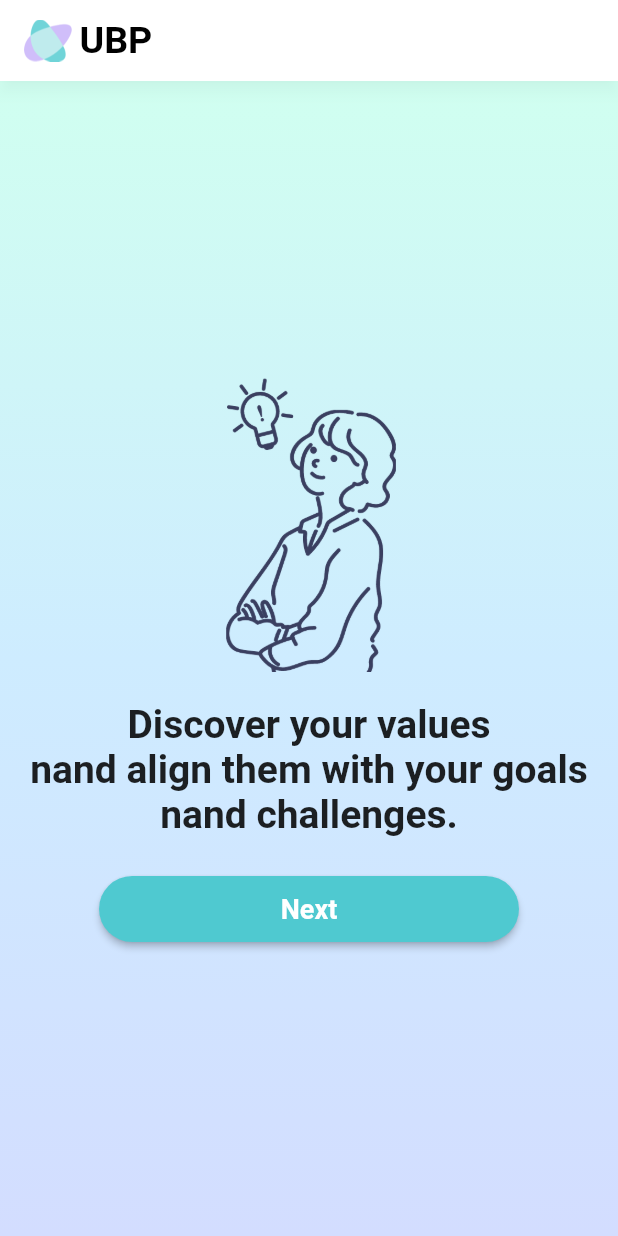
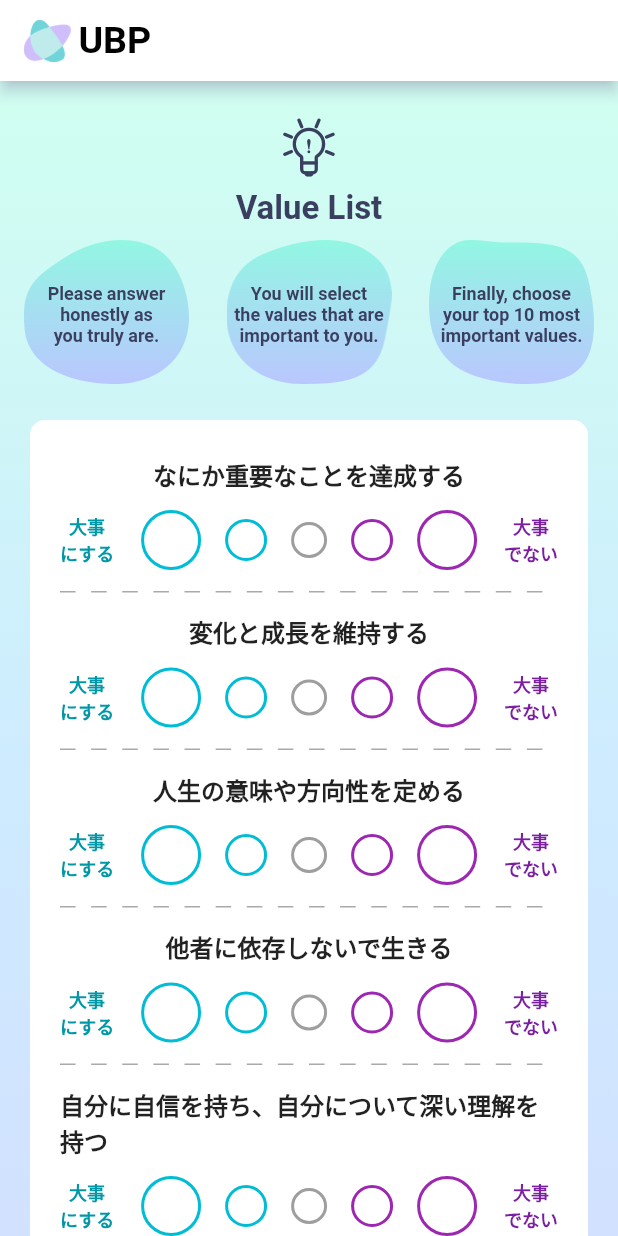
Before and after one commit to sghh02/value-list, a Flutter app: the screen it shows after launch, after a tap on "Next", on a phone screen of 412 x 824 dp. Run offline on Flutter 3.47's test engine with Material 2 defaults, Android fonts, the phone set to English and light mode, and no system bars; our stand-ins replace flutter_riverpod, go_router; generated files the repository leaves out were written again.

Commit message:
#6 価値観選定画面の作成

```diff
--- a/lib/l10n/app_en.arb
+++ b/lib/l10n/app_en.arb
@@ -1,5 +1,9 @@
 {
   "title": "UBP",
-  "first_page_main_text": "Discover your values\nnand align them with your goals\nnand challenges.",
-  "first_page_button_text": "Next"
+  "first_page_main_text": "Discover your values\nand align them with your goals\nand challenges.",
+  "first_page_button_text": "Next",
+  "value_selection_page_title": "Value List",
+  "value_selection_page_description_1": "Please answer\nhonestly as\nyou truly are.",
+  "value_selection_page_description_2": "You will select\nthe values that are\nimportant to you.",
+  "value_selection_page_description_3": "Finally, choose\nyour top 10 most\nimportant values."
 }
--- a/lib/l10n/app_ja.arb
+++ b/lib/l10n/app_ja.arb
@@ -1,5 +1,9 @@
 {
   "title": "UBP",
   "first_page_main_text": "自分の価値観を知り\nそれに沿って悩みや目標に\n向き合ってみましょう",
-  "first_page_button_text": "進む"
+  "first_page_button_text": "進む",
+  "value_selection_page_title": "価値観リスト",
+  "value_selection_page_description_1": "ありのままの\n自分で正直に回答\nしてください。",
+  "value_selection_page_description_2": "自分にとって大事\nな価値観を選択\nしていきます。",
+  "value_selection_page_description_3": "最後に大事な価値\n観の中で1〜10位\nまでを選びます。"
 }
--- a/lib/main.dart
+++ b/lib/main.dart
@@ -1,30 +1,21 @@
 import 'package:flutter/material.dart';
 import 'package:flutter_gen/gen_l10n/app_localizations.dart';
 import 'package:flutter_localizations/flutter_localizations.dart';
-import 'package:go_router/go_router.dart';
+import 'package:flutter_riverpod/flutter_riverpod.dart';
 import 'package:valuelist/utils/theme.dart';
 
-import 'views/pages/value_list/FirstPage.dart';
+import 'navigation/router.dart';
 
 void main() {
-  runApp(const MyApp());
+  runApp(const ProviderScope(child: MyApp()));
 }
 
-class MyApp extends StatelessWidget {
+class MyApp extends ConsumerWidget {
   const MyApp({super.key});
 
   @override
-  Widget build(BuildContext context) {
-    /// ルーティング設定
-    final router = GoRouter(
-      routes: [
-        GoRoute(
-          path: '/',
-          builder: (context, state) => const FirstPage(),
-        ),
-        // 他のルートを追加する場合
-      ],
-    );
+  Widget build(BuildContext context, WidgetRef ref) {
+    final router = ref.watch(routerProvider);
 
     return MaterialApp.router(
       routerConfig: router,
--- /dev/null
+++ b/lib/navigation/route_paths.dart
@@ -0,0 +1,5 @@
+class RoutePaths {
+  static const String home = '/';
+  static const String firstPage = '/first_page';
+  static const String valueSelectionPage = '/value_selection_page';
+}
--- /dev/null
+++ b/lib/navigation/router.dart
@@ -0,0 +1,42 @@
+import 'package:flutter_riverpod/flutter_riverpod.dart';
+import 'package:go_router/go_router.dart';
+import 'package:valuelist/navigation/route_paths.dart';
+import 'package:valuelist/views/pages/value_list/value_selection_page.dart';
+
+import '../views/pages/value_list/first_page.dart';
+
+final routerProvider = Provider<GoRouter>((ref) {
+  return GoRouter(
+    routes: [
+      GoRoute(
+        path: RoutePaths.home,
+        builder: (context, state) => const FirstPage(),
+      ),
+      GoRoute(
+        path: RoutePaths.firstPage,
+        builder: (context, state) => const FirstPage(),
+      ),
+      GoRoute(
+        path: RoutePaths.valueSelectionPage,
+        builder: (context, state) => const ValueSelectionPage(),
+      ),
+    ],
+    // redirect: (context, state) {
+    //   // プロバイダから認証状態を監視
+    //   final isLoggedIn = ref.read(authProvider);
+    //
+    //   // 未認証のユーザーが認証が必要なページに行こうとした場合、ログインページにリダイレクト
+    //   final loggingIn = state.subloc == RoutePaths.login;
+    //   if (!isLoggedIn && !loggingIn) {
+    //     return RoutePaths.login;
+    //   }
+    //
+    //   // 認証済みのユーザーがログインページに行こうとした場合、ホームにリダイレクト
+    //   if (isLoggedIn && loggingIn) {
+    //     return RoutePaths.home;
+    //   }
+    //
+    //   return null; // それ以外はリダイレクトしない
+    // },
+  );
+});
--- a/lib/utils/assets.dart
+++ b/lib/utils/assets.dart
@@ -1,4 +1,8 @@
 class Assets {
   static const String logo = 'assets/images/logo.png';
   static const String humanImg = 'assets/images/human-img.png';
+  static const String lamp = 'assets/images/lamp.png';
+  static const String frame1 = 'assets/images/frame-1.png';
+  static const String frame2 = 'assets/images/frame-2.png';
+  static const String frame3 = 'assets/images/frame-3.png';
 }
--- a/lib/utils/theme.dart
+++ b/lib/utils/theme.dart
@@ -1,17 +1,11 @@
 import 'package:flutter/material.dart';
 
 class AppTheme {
-  static const Color headerDropShadowColor = Color(0x29000000);
-  static const Color backgroundTopColor = Color(0xFFD0FFF0);
-  static const Color backgroundIntermediateColor = Color(0xFFCEECFF);
-  static const Color backgroundBottomColor = Color(0xFFD3DDFF);
-  static const Color buttonColor = Color(0xFF4FC9D0);
-
   static final ThemeData lightTheme = ThemeData(
     appBarTheme: const AppBarTheme(
       backgroundColor: Colors.white,
       elevation: 4.0,
-      shadowColor: headerDropShadowColor,
+      shadowColor: AppColors.backgroundBottomColor,
       centerTitle: true,
       titleTextStyle: TextStyle(
         fontSize: 25,
@@ -22,7 +16,7 @@ class AppTheme {
     elevatedButtonTheme: ElevatedButtonThemeData(
       style: ElevatedButton.styleFrom(
         foregroundColor: Colors.white,
-        backgroundColor: buttonColor,
+        backgroundColor: AppColors.buttonColor,
         minimumSize: const Size(280, 44),
         shape: RoundedRectangleBorder(
           borderRadius: BorderRadius.circular(34),
@@ -36,3 +30,15 @@ class AppTheme {
     ),
   );
 }
+
+class AppColors {
+  static const Color headerDropShadowColor = Color(0x29000000);
+  static const Color backgroundTopColor = Color(0xFFD0FFF0);
+  static const Color backgroundIntermediateColor = Color(0xFFCEECFF);
+  static const Color backgroundBottomColor = Color(0xFFD3DDFF);
+  static const Color buttonColor = Color(0xFF4FC9D0);
+  static const Color textColor = Color(0xFF3A3F60);
+  static const Color valueSelectionPageTitleColor = textColor;
+  static const Color valueSelectionPageDescriptionTextColor = textColor;
+  static const Color valuelistTitleTextColor = textColor;
+}
--- a/lib/views/pages/value_list/FirstPage.dart
+++ b/lib/views/pages/value_list/first_page.dart
@@ -1,5 +1,7 @@
 import 'package:flutter/material.dart';
 import 'package:flutter_gen/gen_l10n/app_localizations.dart';
+import 'package:go_router/go_router.dart';
+import 'package:valuelist/navigation/route_paths.dart';
 import 'package:valuelist/utils/assets.dart';
 import 'package:valuelist/utils/theme.dart';
 import 'package:valuelist/views/widgets/button.dart';
@@ -24,9 +26,9 @@ class FirstPage extends StatelessWidget {
                   begin: Alignment.topCenter,
                   end: Alignment.bottomCenter,
                   colors: [
-                    AppTheme.backgroundTopColor,
-                    AppTheme.backgroundIntermediateColor,
-                    AppTheme.backgroundBottomColor,
+                    AppColors.backgroundTopColor,
+                    AppColors.backgroundIntermediateColor,
+                    AppColors.backgroundBottomColor,
                   ],
                 ),
               ),
@@ -55,9 +57,9 @@ class FirstPage extends StatelessWidget {
                       label:
                           AppLocalizations.of(context).first_page_button_text,
                       onPressed: () {
-                        // TODO: 価値観リスト選定ページに遷移する処理
+                        context.go(RoutePaths.valueSelectionPage);
                       },
-                    )
+                    ),
                   ],
                 ),
               ),
--- /dev/null
+++ b/lib/views/pages/value_list/value_selection_page.dart
@@ -0,0 +1,89 @@
+import 'package:flutter/material.dart';
+import 'package:flutter_gen/gen_l10n/app_localizations.dart';
+import 'package:go_router/go_router.dart';
+import 'package:valuelist/utils/assets.dart';
+import 'package:valuelist/views/pages/value_list/widgets/value_selection_card.dart';
+import 'package:valuelist/views/pages/value_list/widgets/value_selection_description.dart';
+import 'package:valuelist/views/widgets/header.dart';
+
+import '../../../navigation/route_paths.dart';
+import '../../../utils/theme.dart';
+import '../../widgets/button.dart';
+
+class ValueSelectionPage extends StatefulWidget {
+  const ValueSelectionPage({super.key});
+
+  @override
+  _ValueSelectionPageState createState() => _ValueSelectionPageState();
+}
+
+class _ValueSelectionPageState extends State<ValueSelectionPage> {
+  List<String> questions = [
+    "なにか重要なことを達成する",
+    "変化と成長を維持する",
+    "人生の意味や方向性を定める",
+    "他者に依存しないで生きる",
+    "自分に自信を持ち、自分について深い理解を持つ"
+  ];
+
+  @override
+  Widget build(BuildContext context) {
+    return Scaffold(
+      appBar: const CustomHeader(),
+      body: SingleChildScrollView(
+        child: Container(
+          width: double.infinity,
+          decoration: const BoxDecoration(
+            gradient: LinearGradient(
+              begin: Alignment.topCenter,
+              end: Alignment.bottomCenter,
+              colors: [
+                AppColors.backgroundTopColor,
+                AppColors.backgroundIntermediateColor,
+                AppColors.backgroundBottomColor,
+              ],
+            ),
+          ),
+          child: Padding(
+            padding: const EdgeInsets.only(
+              left: 16,
+              top: 24,
+              right: 16,
+              bottom: 30,
+            ),
+            child: Column(
+              mainAxisAlignment: MainAxisAlignment.start,
+              crossAxisAlignment: CrossAxisAlignment.center,
+              children: [
+                Image.asset(
+                  Assets.lamp,
+                  height: 40,
+                ),
+                const SizedBox(height: 8),
+                Text(
+                  AppLocalizations.of(context).value_selection_page_title,
+                  style: const TextStyle(
+                    fontSize: 22,
+                    fontWeight: FontWeight.bold,
+                    color: AppColors.valueSelectionPageTitleColor,
+                  ),
+                ),
+                const SizedBox(height: 8),
+                const ValueSelectionDescription(),
+                const SizedBox(height: 20),
+                ValueSelectionCard(questions: questions),
+                const SizedBox(height: 16),
+                CustomButton(
+                  label: "2/10ページ目へ",
+                  onPressed: () {
+                    context.go(RoutePaths.firstPage);
+                  },
+                ),
+              ],
+            ),
+          ),
+        ),
+      ),
+    );
+  }
+}
--- /dev/null
+++ b/lib/views/pages/value_list/widgets/value_selection_card.dart
@@ -0,0 +1,168 @@
+import 'package:flutter/material.dart';
+
+class ValueSelectionCard extends StatefulWidget {
+  final List<String> questions;
+
+  const ValueSelectionCard({
+    Key? key,
+    required this.questions,
+  }) : super(key: key);
+
+  @override
+  State<ValueSelectionCard> createState() => _ValueSelectionCardState();
+}
+
+class _ValueSelectionCardState extends State<ValueSelectionCard> {
+  late List<int> selectedValues;
+
+  @override
+  void initState() {
+    super.initState();
+    selectedValues = List.filled(widget.questions.length, -1);
+  }
+
+  @override
+  Widget build(BuildContext context) {
+    return Card(
+      shape: RoundedRectangleBorder(
+        borderRadius: BorderRadius.circular(10),
+      ),
+      elevation: 0,
+      child: Padding(
+        padding: const EdgeInsets.symmetric(vertical: 24, horizontal: 20),
+        child: Column(
+          children: List.generate(
+            widget.questions.length,
+            (questionIndex) => _buildQuestionItem(questionIndex),
+          ),
+        ),
+      ),
+    );
+  }
+
+  Widget _buildQuestionItem(int questionIndex) {
+    return Column(
+      children: [
+        Column(
+          crossAxisAlignment: CrossAxisAlignment.center,
+          children: [
+            Text(
+              widget.questions[questionIndex],
+              style: const TextStyle(
+                fontSize: 16,
+                fontWeight: FontWeight.bold,
+              ),
+            ),
+            const SizedBox(height: 12),
+            IntrinsicHeight(
+              child: Row(
+                mainAxisAlignment: MainAxisAlignment.spaceBetween,
+                children: [
+                  Text(
+                    '大事\nにする',
+                    style: TextStyle(
+                      fontSize: 12,
+                      color: Colors.cyan[700],
+                      fontWeight: FontWeight.bold,
+                    ),
+                    textAlign: TextAlign.center,
+                  ),
+                  Expanded(
+                    child: Padding(
+                      padding: const EdgeInsets.symmetric(horizontal: 8),
+                      child: Row(
+                        mainAxisAlignment: MainAxisAlignment.center,
+                        children: _buildSelectionCircles(questionIndex),
+                      ),
+                    ),
+                  ),
+                  Text(
+                    '大事\nでない',
+                    style: TextStyle(
+                      fontSize: 12,
+                      color: Colors.purple[700],
+                      fontWeight: FontWeight.bold,
+                    ),
+                    textAlign: TextAlign.center,
+                  ),
+                ],
+              ),
+            ),
+          ],
+        ),
+        if (questionIndex < widget.questions.length - 1)
+          Padding(
+            padding: const EdgeInsets.symmetric(vertical: 14),
+            child: Row(
+              children: List.generate(
+                32,
+                (index) => Expanded(
+                  child: Container(
+                    height: 1,
+                    color: index % 2 == 0
+                        ? const Color(0xFFAAAAAA)
+                        : Colors.transparent,
+                  ),
+                ),
+              ),
+            ),
+          ),
+      ],
+    );
+  }
+
+  List<Widget> _buildSelectionCircles(int questionIndex) {
+    return List.generate(
+      5,
+      (index) {
+        final isSelected = selectedValues[questionIndex] == index;
+        Color circleColor;
+        double circleSize;
+
+        // サイズの決定
+        if (index == 0 || index == 4) {
+          circleSize = 40;
+        } else if (index == 1 || index == 3) {
+          circleSize = 28;
+        } else {
+          circleSize = 24;
+        }
+
+        // 色の決定
+        if (index < 2) {
+          circleColor = Colors.cyan;
+        } else if (index > 2) {
+          circleColor = Colors.purple;
+        } else {
+          circleColor = Colors.grey;
+        }
+
+        return Padding(
+          padding:
+              const EdgeInsets.symmetric(horizontal: 8), // 両サイドに8pxずつで間隔16px
+          child: GestureDetector(
+            onTap: () {
+              setState(() {
+                selectedValues[questionIndex] = index;
+              });
+            },
+            child: Container(
+              width: circleSize,
+              height: circleSize,
+              decoration: BoxDecoration(
+                shape: BoxShape.circle,
+                border: Border.all(
+                  color: circleColor,
+                  width: 2,
+                ),
+                color: isSelected
+                    ? circleColor.withOpacity(0.2)
+                    : Colors.transparent,
+              ),
+            ),
+          ),
+        );
+      },
+    );
+  }
+}
--- /dev/null
+++ b/lib/views/pages/value_list/widgets/value_selection_description.dart
@@ -0,0 +1,58 @@
+import 'package:flutter/material.dart';
+import 'package:flutter_gen/gen_l10n/app_localizations.dart';
+import 'package:valuelist/utils/assets.dart';
+import 'package:valuelist/utils/theme.dart';
+
+class ValueSelectionDescription extends StatelessWidget {
+  const ValueSelectionDescription({Key? key}) : super(key: key);
+
+  @override
+  Widget build(BuildContext context) {
+    return Row(
+      mainAxisAlignment: MainAxisAlignment.spaceBetween,
+      children: [
+        _buildImageWithText(
+          context,
+          Assets.frame1,
+          AppLocalizations.of(context).value_selection_page_description_1,
+        ),
+        _buildImageWithText(
+          context,
+          Assets.frame2,
+          AppLocalizations.of(context).value_selection_page_description_2,
+        ),
+        _buildImageWithText(
+          context,
+          Assets.frame3,
+          AppLocalizations.of(context).value_selection_page_description_3,
+        ),
+      ],
+    );
+  }
+
+  Widget _buildImageWithText(
+      BuildContext context, String imagePath, String text) {
+    return Stack(
+      alignment: Alignment.center,
+      children: [
+        Image.asset(
+          imagePath,
+          height: 96,
+          width: 110,
+        ),
+        Padding(
+          padding: const EdgeInsets.only(top: 4.0),
+          child: Text(
+            text,
+            textAlign: TextAlign.center,
+            style: const TextStyle(
+              fontSize: 12,
+              fontWeight: FontWeight.bold,
+              color: AppColors.valueSelectionPageDescriptionTextColor,
+            ),
+          ),
+        ),
+      ],
+    );
+  }
+}
--- a/lib/views/widgets/button.dart
+++ b/lib/views/widgets/button.dart
@@ -13,12 +13,8 @@ class CustomButton extends StatelessWidget {
   @override
   Widget build(BuildContext context) {
     return ElevatedButton(
-      onPressed: () {
-        onPressed;
-      },
-      child: Text(
-        label,
-      ),
+      onPressed: onPressed,
+      child: Text(label),
     );
   }
 }
```
Also changed, not shown: pubspec.yaml (+4 -9 lines), assets/images/frame-1.png (added), assets/images/frame-2.png (added), assets/images/frame-3.png (added), assets/images/lamp.png (added), assets/images/logo.png.
